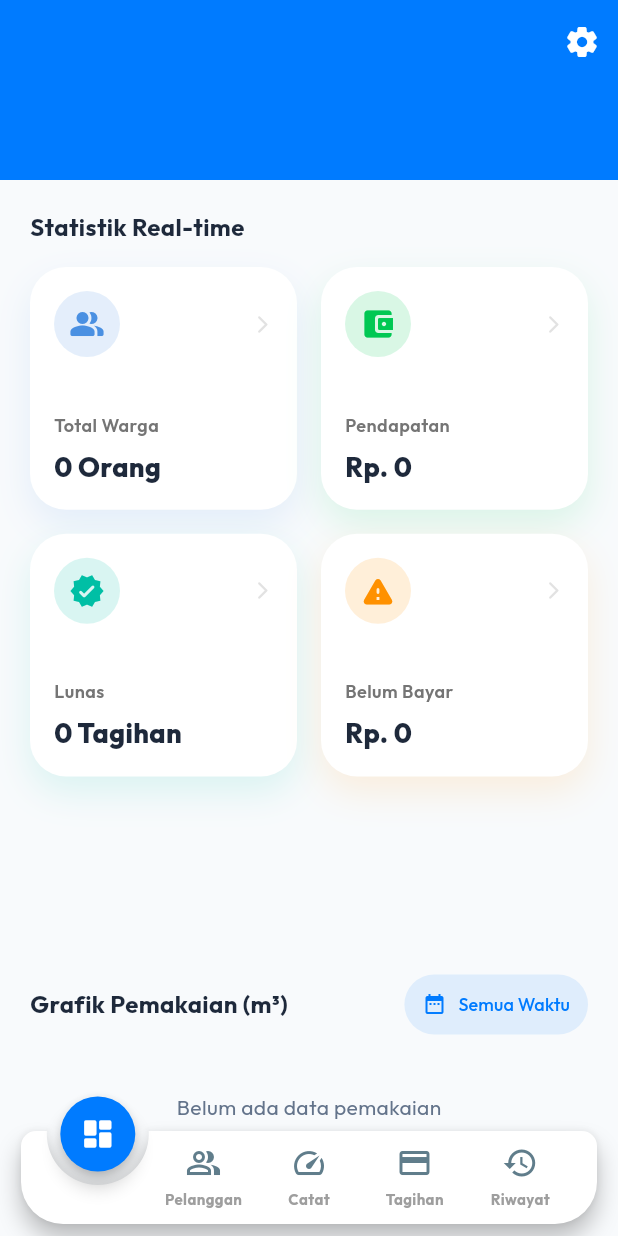
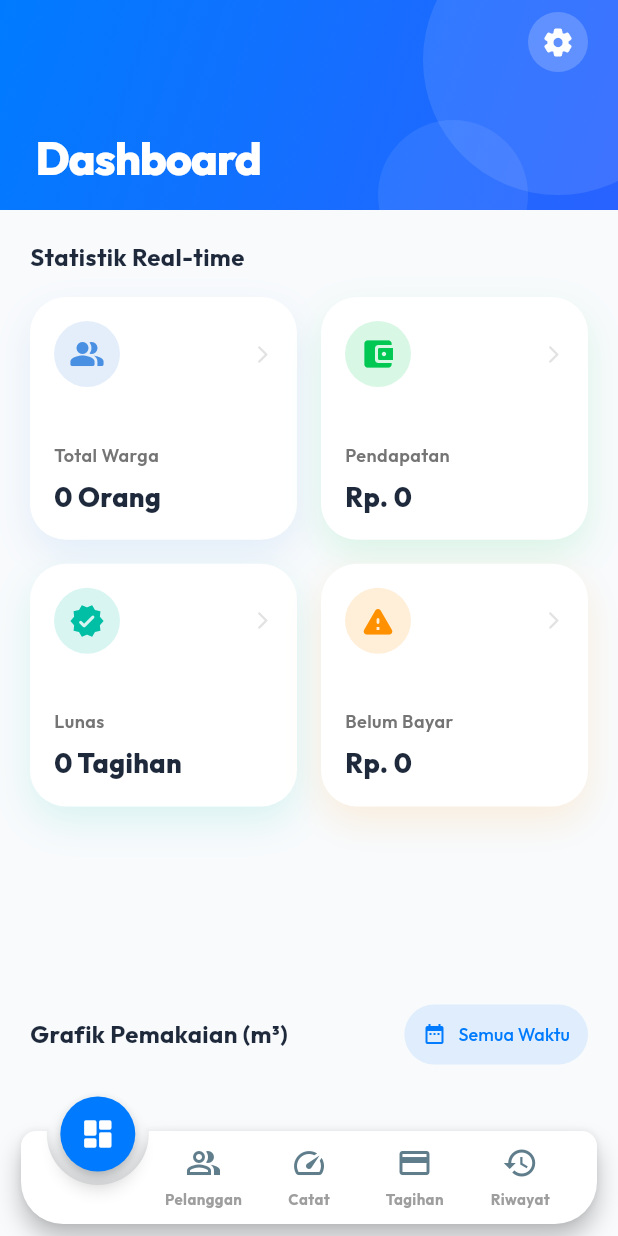
Before and after one commit to syababamin5-lab/ansa-waterpams, a Flutter app: the screen it shows after launch, on a phone screen of 412 x 824 dp. Run offline on Flutter 3.47's test engine with Material 3 defaults, Android fonts, the phone set to English and light mode, and no system bars; drawn by our look-alikes of animated_notch_bottom_bar; our stand-ins replace device_preview, fl_chart, flutter_animate, google_fonts, pdf, printing and 2 more; accounts and stored records are empty.

Commit message:
Polished the Dashboard AppBar design with premium aesthetics, white text, translucent gear icon, and subtle background pattern.

```diff
--- a/lib/features/dashboard/dashboard_screen.dart
+++ b/lib/features/dashboard/dashboard_screen.dart
@@ -141,26 +141,74 @@ class _DashboardScreenState extends State<DashboardScreen> {
 
   Widget _buildAppBar() {
     return SliverAppBar(
-      expandedHeight: 120,
-      floating: true,
+      expandedHeight: 140,
+      floating: false,
       pinned: true,
+      elevation: 0,
       backgroundColor: AppTheme.primaryColor,
       actions: [
-        IconButton(
-          icon: const Icon(Icons.settings_rounded, color: Colors.white),
+        Container(
+          margin: const EdgeInsets.only(right: 16, top: 8, bottom: 8),
+          decoration: BoxDecoration(
+            color: Colors.white.withOpacity(0.2),
+            shape: BoxShape.circle,
+          ),
+          child: IconButton(
+            icon: const Icon(Icons.settings_rounded, color: Colors.white, size: 22),
             onPressed: _showSettingsModal,
+          ),
         ),
       ],
       flexibleSpace: FlexibleSpaceBar(
-        title: Text(_namaPamsimasController.text, style: const TextStyle(fontWeight: FontWeight.bold, fontSize: 16)),
-        background: Container(
+        titlePadding: const EdgeInsets.only(left: 24, bottom: 16),
+        title: Text(
+          _namaPamsimasController.text.isEmpty ? 'Dashboard' : _namaPamsimasController.text,
+          style: const TextStyle(
+            fontWeight: FontWeight.w800,
+            fontSize: 20,
+            color: Colors.white,
+            letterSpacing: -0.5,
+          ),
+        ),
+        background: Stack(
+          children: [
+            Container(
               decoration: BoxDecoration(
                 gradient: LinearGradient(
-              colors: [AppTheme.primaryColor, AppTheme.primaryColor.withOpacity(0.8)],
+                  colors: [
+                    AppTheme.primaryColor,
+                    const Color(0xFF2962FF), // Warna biru aksen yang lebih gelap/vibrant
+                  ],
                   begin: Alignment.topLeft,
                   end: Alignment.bottomRight,
                 ),
               ),
+            ),
+            Positioned(
+              right: -50,
+              top: -50,
+              child: Container(
+                width: 180,
+                height: 180,
+                decoration: BoxDecoration(
+                  shape: BoxShape.circle,
+                  color: Colors.white.withOpacity(0.1),
+                ),
+              ),
+            ),
+            Positioned(
+              right: 60,
+              bottom: -40,
+              child: Container(
+                width: 100,
+                height: 100,
+                decoration: BoxDecoration(
+                  shape: BoxShape.circle,
+                  color: Colors.white.withOpacity(0.08),
+                ),
+              ),
+            ),
+          ],
         ),
       ),
     );
```
Lines whose indentation alone changed are shown as unchanged.
